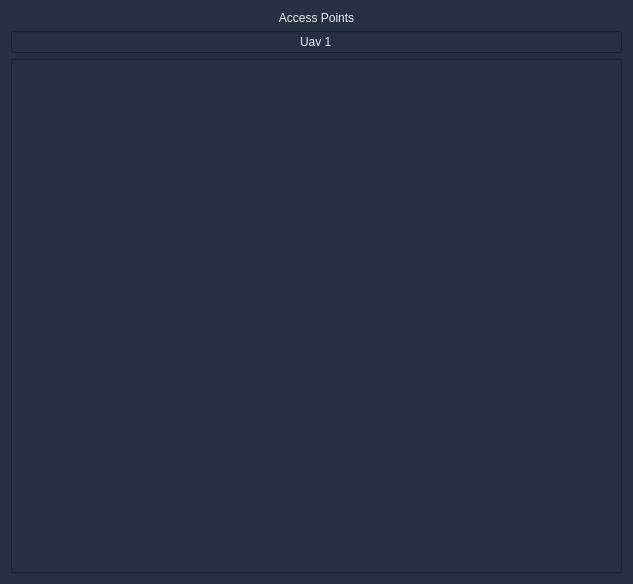
Before: the Qt Designer form src/rqt_gcs/resources/AccessPointsMenu.ui in CSUN-SERL/lcar-bot, drawn with Qt 5.
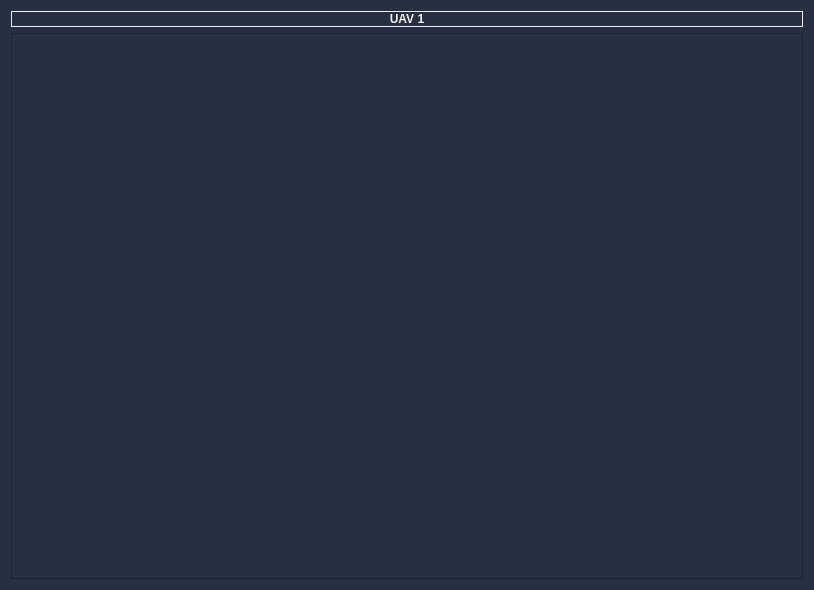
After: the same form once the commit is applied.

Commit message: simplified thread management, updated some ui files

```diff
--- a/src/rqt_gcs/resources/AccessPointsMenu.ui
+++ b/src/rqt_gcs/resources/AccessPointsMenu.ui
@@ -9,8 +9,8 @@
    <rect>
     <x>0</x>
     <y>0</y>
-    <width>633</width>
-    <height>584</height>
+    <width>814</width>
+    <height>590</height>
    </rect>
   </property>
   <property name="windowTitle">
@@ -25,26 +25,6 @@
 /*border-radius: 5px;*/</string>
   </property>
   <layout class="QGridLayout" name="gridLayout_2">
-   <item row="0" column="0">
-    <widget class="QLabel" name="uavAccespointsLabel">
-     <property name="text">
-      <string>Access Points</string>
-     </property>
-     <property name="alignment">
-      <set>Qt::AlignCenter</set>
-     </property>
-    </widget>
-   </item>
-   <item row="1" column="0">
-    <widget class="QLineEdit" name="uavNameLineEdit">
-     <property name="text">
-      <string>Uav 1</string>
-     </property>
-     <property name="alignment">
-      <set>Qt::AlignCenter</set>
-     </property>
-    </widget>
-   </item>
    <item row="2" column="0">
     <widget class="QScrollArea" name="scrollArea">
      <property name="horizontalScrollBarPolicy">
@@ -58,8 +38,8 @@
        <rect>
         <x>0</x>
         <y>0</y>
-        <width>613</width>
-        <height>508</height>
+        <width>794</width>
+        <height>545</height>
        </rect>
       </property>
       <layout class="QGridLayout" name="gridLayout">
@@ -90,6 +70,31 @@
      </widget>
     </widget>
    </item>
+   <item row="1" column="0">
+    <widget class="QLabel" name="uavNameLineEdit">
+     <property name="font">
+      <font>
+       <weight>75</weight>
+       <bold>true</bold>
+      </font>
+     </property>
+     <property name="frameShape">
+      <enum>QFrame::Panel</enum>
+     </property>
+     <property name="frameShadow">
+      <enum>QFrame::Plain</enum>
+     </property>
+     <property name="text">
+      <string>UAV 1</string>
+     </property>
+     <property name="alignment">
+      <set>Qt::AlignCenter</set>
+     </property>
+     <property name="textInteractionFlags">
+      <set>Qt::NoTextInteraction</set>
+     </property>
+    </widget>
+   </item>
   </layout>
  </widget>
  <resources/>
```
The commit also changes 7 other files.
